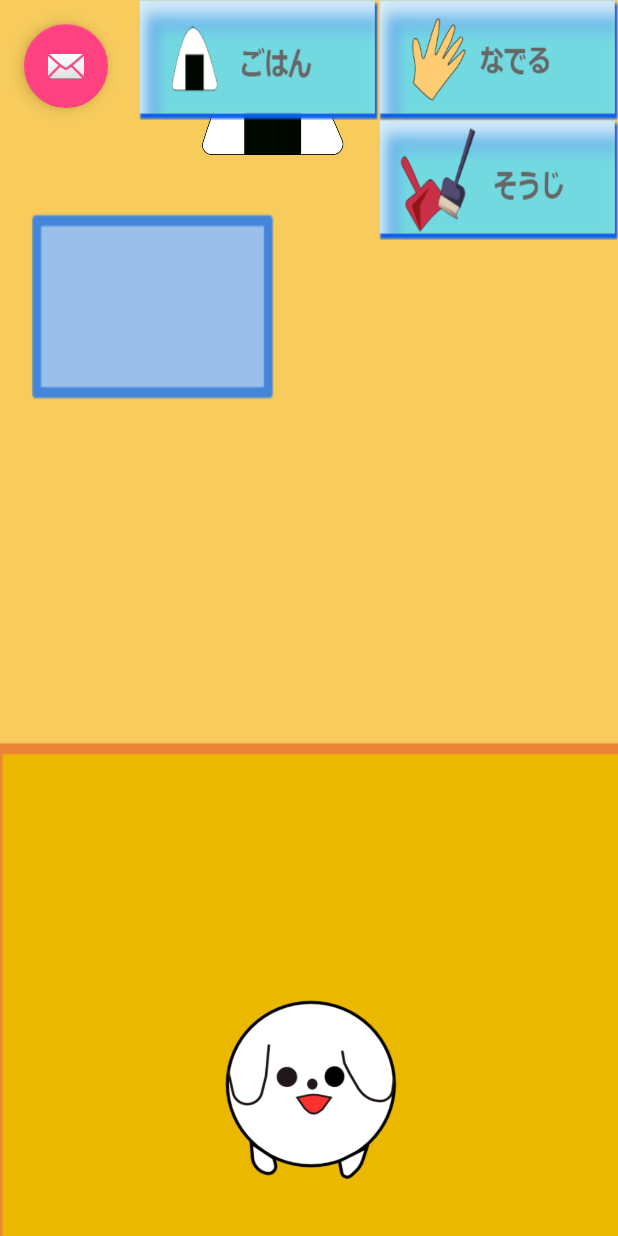
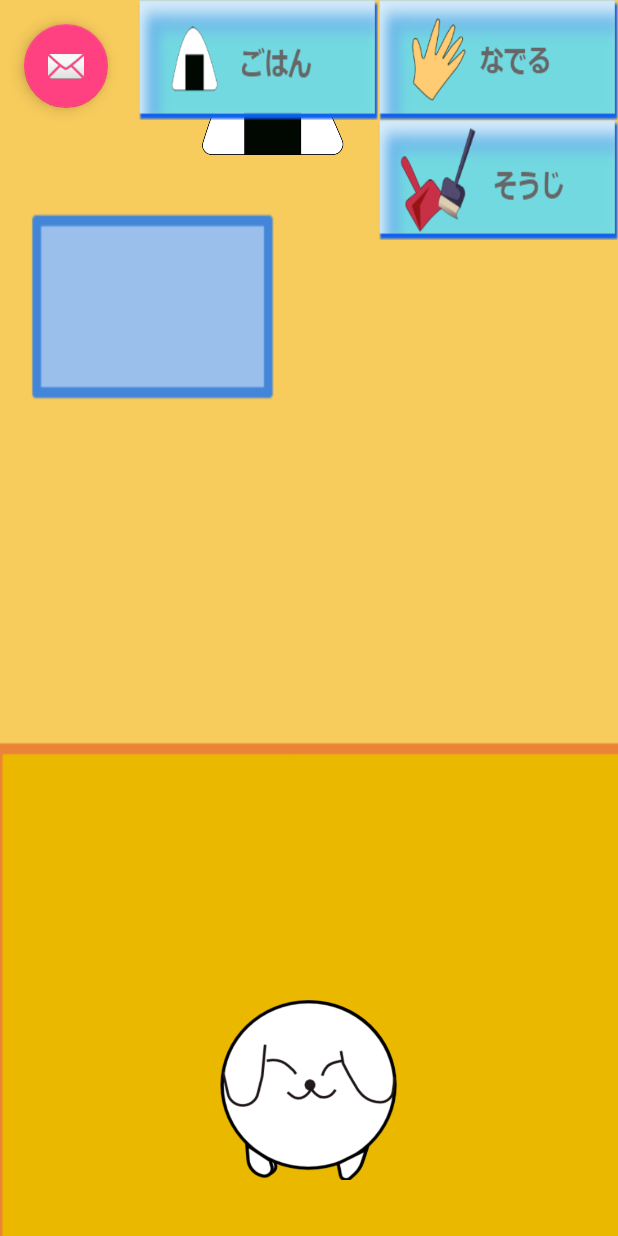
Before and after one commit to youko-wakou/PalamFairyGame-master, an Android app: the screen it shows after launch (MainActivity), after a tap on an icon or button, on a phone screen of 412 x 824 dp. Run offline under Robolectric (Android 15) with nearby library versions, the phone set to English and light mode, and no system bars; 1 statement that could not run was skipped; 1 other tap on this screen came first.

Commit message:
おにぎり

```diff
--- a/app/src/main/java/jp/palamfairy/project/android/palamfairygame/MainActivity.java
+++ b/app/src/main/java/jp/palamfairy/project/android/palamfairygame/MainActivity.java
@@ -1,5 +1,6 @@
 package jp.palamfairy.project.android.palamfairygame;
 
+import android.graphics.drawable.AnimationDrawable;
 import android.media.AudioManager;
 import android.media.Image;
 import android.media.MediaActionSound;
@@ -35,7 +36,7 @@ import java.util.Random;
 import java.util.Timer;
 import java.util.TimerTask;
 
-public class MainActivity extends AppCompatActivity {
+public class MainActivity extends AppCompatActivity{
     private MediaPlayer mBgm;
     private MediaPlayer mOnara;
     private ImageView petImage;
@@ -43,12 +44,13 @@ public class MainActivity extends AppCompatActivity {
     private Button foodItem;
     private Button handItem;
     private Button cleanItem;
+    private AnimationDrawable dogSmileAnime;
     private boolean showItem;
     private boolean wantShow;
     private ToileRoop toileRoop;
-    private AnimationSet OnigiriSet;
-    private TranslateAnimation OnigiriTrans;
+//    private TranslateAnimation OnigiriTrans;
     private AlphaAnimation OnigiriAlfa;
+    private ImageView petFaceAnimeView;
     //    private RelativeLayout mParentLayout;
 //    private ViewTreeObserver.OnGlobalLayoutListener mGlobalLayoutListener;
     private Button toileA;
@@ -99,21 +101,22 @@ public class MainActivity extends AppCompatActivity {
         OnigiriView.setVisibility(View.INVISIBLE);
         foodItem.setOnClickListener(new View.OnClickListener(){
             public void onClick(View v){
-                OnigiriView.setVisibility(View.VISIBLE);
-                OnigiriSet = new AnimationSet(true);
-                OnigiriTrans = new TranslateAnimation(
-                        TranslateAnimation.RELATIVE_TO_SELF,0,
-                        TranslateAnimation.RELATIVE_TO_SELF,0,
-                        TranslateAnimation.RELATIVE_TO_SELF,0,
-                        TranslateAnimation.RELATIVE_TO_SELF,3
-                );
-                OnigiriSet.addAnimation(OnigiriTrans);
+//                ~~~~~~~~~~~おにぎり落下~~~~~~~
+//                OnigiriView.setVisibility(View.VISIBLE);
+//                OnigiriTrans = new TranslateAnimation(
+//                        TranslateAnimation.RELATIVE_TO_SELF,0,
+//                        TranslateAnimation.RELATIVE_TO_SELF,0,
+//                        TranslateAnimation.RELATIVE_TO_SELF,0,
+//                        TranslateAnimation.RELATIVE_TO_SELF,3
+//                );
+//                OnigiriTrans.setDuration(2000);
+//                OnigiriView.startAnimation(OnigiriTrans);
+//              ~~~~~~~~~~~~~~~~~~~~~~~~~~~~~~~~
 
-                OnigiriSound();
                 OnigiriAlfa = new AlphaAnimation(1,0);
-                OnigiriSet.addAnimation(OnigiriAlfa);
-                OnigiriSet.setDuration(5000);
-                OnigiriView.startAnimation(OnigiriSet);
+                OnigiriAlfa.setDuration(4000);
+                OnigiriView.startAnimation(OnigiriAlfa);
+                dogSmile();
             }
         });
 //        ボタン
@@ -135,6 +138,22 @@ public class MainActivity extends AppCompatActivity {
                 }
             }
         });
+    }
+    private void dogSmile(){
+        petImage.setVisibility(View.INVISIBLE);
+        petFaceAnimeView = (ImageView)findViewById(R.id.petFaceAnime);
+        petFaceAnimeView.setBackgroundResource(R.drawable.dogface_animation);
+        dogSmileAnime = (AnimationDrawable)petFaceAnimeView.getBackground();
+        dogSmileAnime.start();
+        OnigiriSound();
+        new Handler().postDelayed(new Runnable(){
+            @Override
+            public void run(){
+                petImage.setVisibility(View.VISIBLE);
+                petFaceAnimeView.setVisibility(View.INVISIBLE);
+               dogSmileAnime.stop();
+            }
+        },3000);
     }
 
     private void OnigiriSound(){
--- /dev/null
+++ b/app/src/main/res/drawable/dogface_animation.xml
@@ -0,0 +1,8 @@
+<?xml version="1.0" encoding="utf-8"?>
+<animation-list xmlns:android="http://schemas.android.com/apk/res/android"
+    android:oneshot="false">
+    <item android:drawable="@drawable/pet"
+        android:duration="200"/>
+    <item android:drawable="@drawable/pet_smile"
+        android:duration="200"/>
+</animation-list>
--- a/app/src/main/res/layout/activity_main.xml
+++ b/app/src/main/res/layout/activity_main.xml
@@ -16,7 +16,13 @@
         android:layout_centerHorizontal="true"
         android:layout_marginBottom="37dp"
         app:srcCompat="@drawable/pet" />
-
+    <ImageView
+        android:id="@+id/petFaceAnime"
+        android:layout_width="120dp"
+        android:layout_height="120dp"
+        android:layout_alignParentBottom="true"
+        android:layout_centerHorizontal="true"
+        android:layout_marginBottom="37dp" />
 
     <android.support.design.widget.FloatingActionButton
         android:id="@+id/fab"
```
Also changed, not shown: app/src/main/java/jp/palamfairy/project/android/palamfairygame/petAnimation.java (added, +23 -0 lines).
